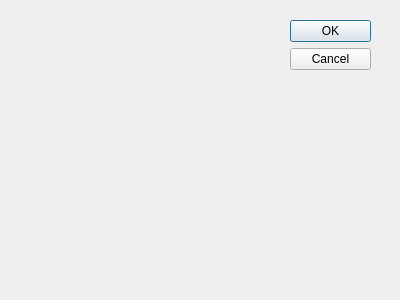
This is modebackendmainwidget.ui in linbin823/backend-editor-4-qtcreator as Qt 5 draws it before an edit. The edited form follows.
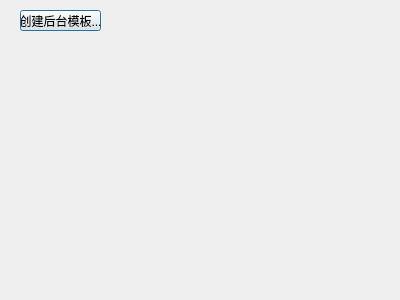
This is the edited form.

What changed in the file:
```diff
--- a/modebackendmainwidget.ui
+++ b/modebackendmainwidget.ui
@@ -15,20 +15,17 @@
   <property name="windowTitle">
    <string>Dialog</string>
   </property>
-  <widget name="buttonBox" class="QDialogButtonBox">
+  <widget class="QPushButton" name="pushButton">
    <property name="geometry">
     <rect>
-     <x>290</x>
-     <y>20</y>
+     <x>20</x>
+     <y>10</y>
      <width>81</width>
-     <height>241</height>
+     <height>21</height>
     </rect>
    </property>
-   <property name="orientation">
-    <enum>Qt::Vertical</enum>
-   </property>
-   <property name="standardButtons">
-    <set>QDialogButtonBox::Cancel|QDialogButtonBox::Ok</set>
+   <property name="text">
+    <string>创建后台模板...</string>
    </property>
   </widget>
  </widget>
```
Left out of the diff: 42 changed lines with no effect on the pictures.
